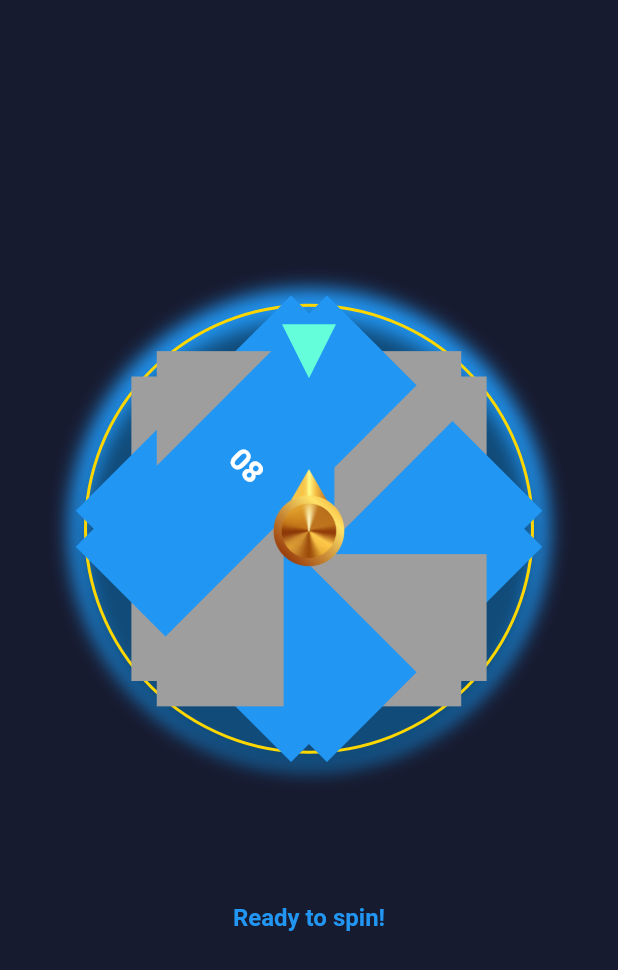
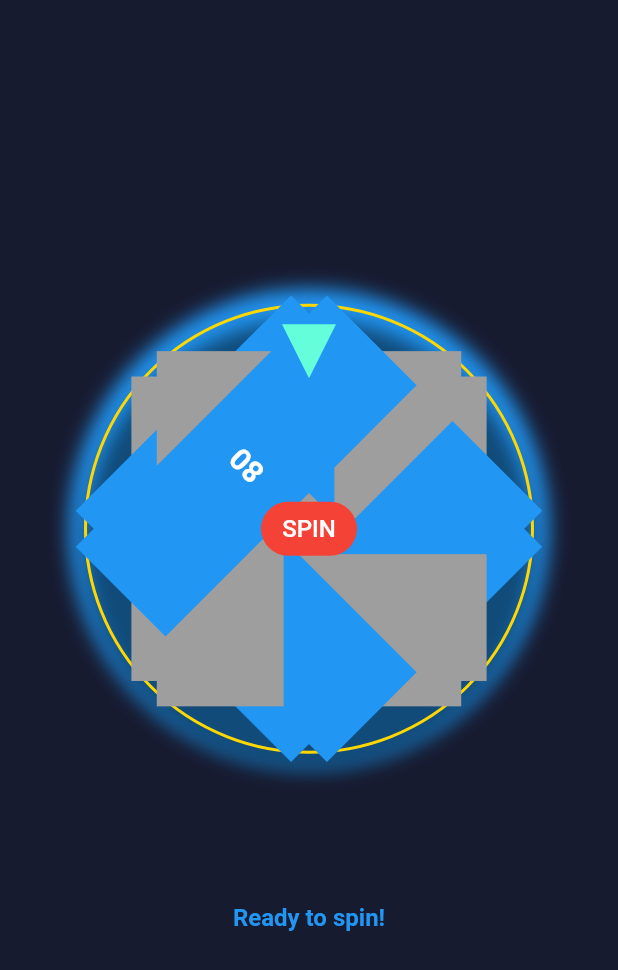
Before and after one commit to Yosserayadii/Poppin-Road-Cinema-, a Flutter app: the homescreen screen opened by its route, item 3 of the bottom bar chosen, after a tap on "Just For You!", on a phone screen of 412 x 824 dp. Shown: the top 970 px of the screen. Run offline on Flutter 3.47's test engine with Material 2 defaults, Android fonts, the phone set to English and light mode, and no system bars; drawn by our look-alikes of flutter_fortune_wheel; our stand-ins replace confetti, curved_navigation_bar, flutter_feather_icons, flutter_map, flutter_svg, geolocator and 6 more; accounts and stored records are empty.

```diff
--- a/lib/Screens/HomeCinema/Home_page/Category_list.dart
+++ b/lib/Screens/HomeCinema/Home_page/Category_list.dart
@@ -39,7 +39,7 @@ class _CategoryListState extends State<CategoryList> {
             Text(categories[index],
                 style: Theme.of(context)
                     .textTheme
-                    .headline5!
+                    .headlineMedium!
                     .copyWith(fontWeight: FontWeight.w500 ,
                      color: index ==selectedcategory ?CustomColors.fifthColor: const Color.fromARGB(255, 187, 187, 187).withOpacity(0.2),
                     ) ,
--- a/lib/Screens/Spinning_wheel/game.dart
+++ b/lib/Screens/Spinning_wheel/game.dart
@@ -3,9 +3,10 @@ import 'package:flutter/material.dart';
 import 'package:flutter_fortune_wheel/flutter_fortune_wheel.dart';
 import 'package:rxdart/rxdart.dart';
 import 'package:shared_preferences/shared_preferences.dart';
+import 'package:confetti/confetti.dart';
 
 class Spinning_wheel extends StatefulWidget {
-  const Spinning_wheel({super.key});
+  const Spinning_wheel({Key? key});
 
   @override
   State<Spinning_wheel> createState() => _Spinning_wheelState();
@@ -15,13 +16,15 @@ class _Spinning_wheelState extends State<Spinning_wheel> {
   final selected = BehaviorSubject<int>();
   int rewards = 0;
   List<int> items = [5, 20, 30, 40, 50, 60, 70, 80];
-  int timeLeft = 0;
+  int timeLeft = 60; // Set countdown to 1 minute
   bool canSpin = false;
-  bool showCongrats = false;
+  bool isSpinning = false;
+  late ConfettiController _confettiController;
 
   @override
   void initState() {
     super.initState();
+    _confettiController = ConfettiController(duration: const Duration(seconds: 2));
     checkLastSpinTime();
   }
 
@@ -35,54 +38,42 @@ class _Spinning_wheelState extends State<Spinning_wheel> {
         canSpin = true;
         timeLeft = 0;
       });
-    } else {
-      final actualEndTime = lastSpinTime + 24 * 60 * 60;
-      final remainingTime = actualEndTime - currentTime;
-      setState(() {
-        canSpin = false;
-        timeLeft = remainingTime;
-      });
-      startCountdownTimer();
     }
-  }
-
-  void startCountdownTimer() {
-    Timer.periodic(Duration(seconds: 1), (timer) {
-      if (timeLeft <= 0) {
-        setState(() {
-          canSpin = true;
-          timeLeft = 0;
-        });
-        timer.cancel();
-      } else {
-        setState(() {
-          timeLeft--;
-        });
-      }
-    });
-  }
-
-  Future<void> saveLastSpinTime() async {
-    final prefs = await SharedPreferences.getInstance();
-    prefs.setInt('lastSpinTime', DateTime.now().millisecondsSinceEpoch ~/ 1000);
-  }
-
-  void showCongratulations() {
-    setState(() {
-      showCongrats = true;
-    });
-  }
-
-  void hideCongratulations() {
-    setState(() {
-      showCongrats = false;
-    });
   }
 
   @override
   void dispose() {
     selected.close();
+    _confettiController.dispose();
     super.dispose();
+  }
+
+  void showConfetti() {
+    setState(() {
+      _confettiController.play();
+    });
+  }
+
+  Future<void> startSpin() async {
+    if (canSpin) {
+      setState(() {
+        isSpinning = true;
+      });
+      selected.add(Fortune.randomInt(0, items.length));
+      await Future.delayed(const Duration(seconds: 2));
+      setState(() {
+        rewards = items[selected.value];
+        ScaffoldMessenger.of(context).showSnackBar(
+          SnackBar(
+            content: Text("You just won $rewards Points"),
+          ),
+        );
+        canSpin = false;
+        saveLastSpinTime();
+        isSpinning = false;
+        showConfetti();
+      });
+    }
   }
 
   @override
@@ -90,7 +81,6 @@ class _Spinning_wheelState extends State<Spinning_wheel> {
     return Scaffold(
       body: Center(
         child: Column(
-          crossAxisAlignment: CrossAxisAlignment.center,
           mainAxisAlignment: MainAxisAlignment.center,
           children: [
             SizedBox(
@@ -122,7 +112,7 @@ class _Spinning_wheelState extends State<Spinning_wheel> {
                     ),
                     child: FortuneWheel(
                       selected: selected.stream,
-                      animateFirst: false,
+                      animateFirst: isSpinning,
                       items: [
                         for (int i = 0; i < items.length; i++) ...<FortuneItem>[
                           FortuneItem(
@@ -142,31 +132,31 @@ class _Spinning_wheelState extends State<Spinning_wheel> {
                         ]
                       ],
                       onAnimationEnd: () {
-                        setState(() {
-                          rewards = items[selected.value];
-                          ScaffoldMessenger.of(context).showSnackBar(
-                            SnackBar(
-                              content: Text("You just won $rewards Points"),
-                            ),
-                          );
-                          canSpin = false;
-                          timeLeft = 24 * 60 * 60;
-                          saveLastSpinTime();
-                          showCongratulations();
-                        });
+
                       },
                     ),
                   ),
-                  GestureDetector(
-                    onTap: canSpin
-                        ? () {
-                            selected.add(Fortune.randomInt(0, items.length));
-                          }
-                        : null,
-                    child: Image.asset(
-                      'assets/spin.png',
-                      width: 80,
-                      height: 80,
+                  TextButton(
+                    onPressed: startSpin,
+                    child: Text(
+                      "SPIN",
+                      style: TextStyle(
+                        color: Colors.white,
+                        fontSize: 16,
+                      ),
+                    ),
+                    style: ButtonStyle(
+                      backgroundColor: MaterialStateProperty.resolveWith((states) {
+                        if (states.contains(MaterialState.disabled)) {
+                          return Colors.grey;
+                        }
+                        return Colors.red;
+                      }),
+                      shape: MaterialStateProperty.all<OutlinedBorder>(
+                        RoundedRectangleBorder(
+                          borderRadius: BorderRadius.circular(40.0),
+                        ),
+                      ),
                     ),
                   ),
                 ],
@@ -183,25 +173,29 @@ class _Spinning_wheelState extends State<Spinning_wheel> {
                 color: Colors.blue,
               ),
             ),
-            if (showCongrats)
-              GestureDetector(
-                onTap: hideCongratulations,
-                child: Image.asset(
-                  'assets/congratulations.gif',
-                  width: 400,
-                  height: 400,
-                ),
-              ),
           ],
         ),
+      ),
+      floatingActionButton: ConfettiWidget(
+        confettiController: _confettiController,
+        blastDirectionality: BlastDirectionality.explosive,
+        maxBlastForce: 20,
+        minBlastForce: 8,
+        emissionFrequency: 0.05,
+        numberOfParticles: 50,
+        gravity: 0.1,
       ),
     );
   }
 
   String formatTime(int timeInSeconds) {
-    final hours = (timeInSeconds ~/ 3600).toString().padLeft(2, '0');
-    final minutes = ((timeInSeconds % 3600) ~/ 60).toString().padLeft(2, '0');
+    final minutes = (timeInSeconds ~/ 60).toString().padLeft(2, '0');
     final seconds = (timeInSeconds % 60).toString().padLeft(2, '0');
-    return '$hours:$minutes:$seconds';
+    return '$minutes:$seconds';
+  }
+
+  Future<void> saveLastSpinTime() async {
+    final prefs = await SharedPreferences.getInstance();
+    prefs.setInt('lastSpinTime', DateTime.now().millisecondsSinceEpoch ~/ 1000);
   }
 }
--- a/lib/animations/splash.dart
+++ b/lib/animations/splash.dart
@@ -31,7 +31,7 @@ class _SplashState extends State<Splash> {
       Navigator.of(context).pushReplacement(
         PageRouteBuilder(
           pageBuilder: (context, animation, secondaryAnimation) =>
-              homescreen(),
+              Spinning_wheel(),
           transitionsBuilder: (context, animation, secondaryAnimation, child) {
             const begin = Offset(0.0, 1.0);
             const end = Offset.zero;
--- a/pubspec.yaml
+++ b/pubspec.yaml
@@ -61,6 +61,7 @@ dependencies:
   flutter_countdown_timer: ^4.1.0
   flutter_gif: ^0.0.4
   curved_navigation_bar: ^1.0.3
+  confetti: ^0.7.0
 
 
 
```
Also changed, not shown: pubspec.lock.
